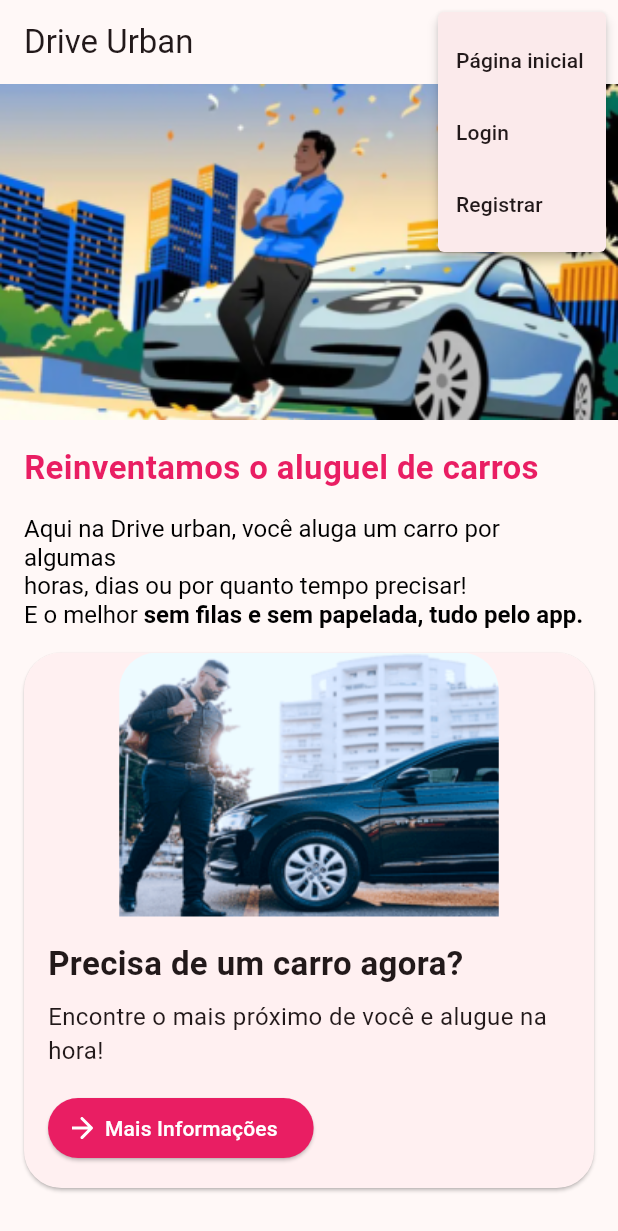
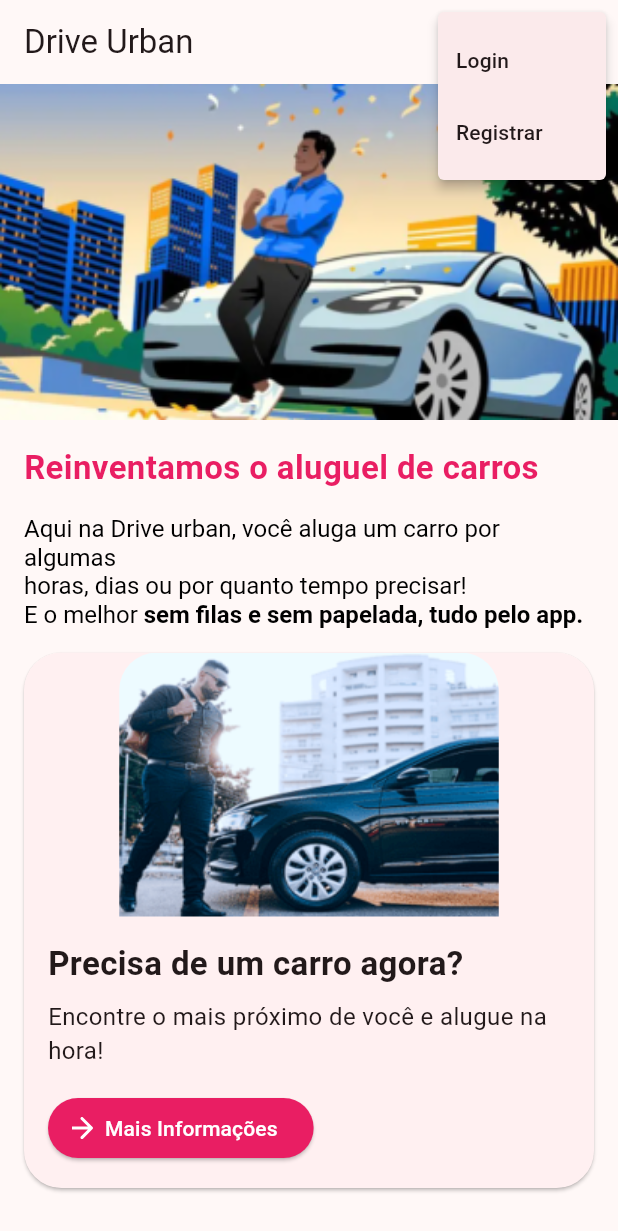
Before and after one commit to lucax011/urbandrive_dart, a Flutter app: the screen it shows after launch, after a tap on an icon or button, on a phone screen of 412 x 824 dp. Shown: the top 1231 px of the screen. Run offline on Flutter 3.47's test engine with Material 3 defaults, Android fonts, the light colour scheme and no system bars; our stand-ins replace flutter_svg.

Commit message:
Retirando gambiarra

```diff
--- a/lib/presentation/screens/main_screen.dart
+++ b/lib/presentation/screens/main_screen.dart
@@ -14,10 +14,6 @@ class MainScreen extends StatelessWidget {
             onSelected: (String choice) {
               // Redirecionar de acordo com a escolha do usuário
               switch (choice) {
-                case 'Página inicial':
-                  Navigator.pushNamed(
-                      context, '/'); // Redireciona para a tela inicial
-                  break;
                 case 'Login':
                   Navigator.pushNamed(
                       context, '/login'); // Redireciona para a tela de login
@@ -29,8 +25,7 @@ class MainScreen extends StatelessWidget {
               }
             },
             itemBuilder: (BuildContext context) {
-              return {'Página inicial', 'Login', 'Registrar'}
-                  .map((String choice) {
+              return {'Login', 'Registrar'}.map((String choice) {
                 return PopupMenuItem<String>(
                   value: choice,
                   child: Text(choice),
```
